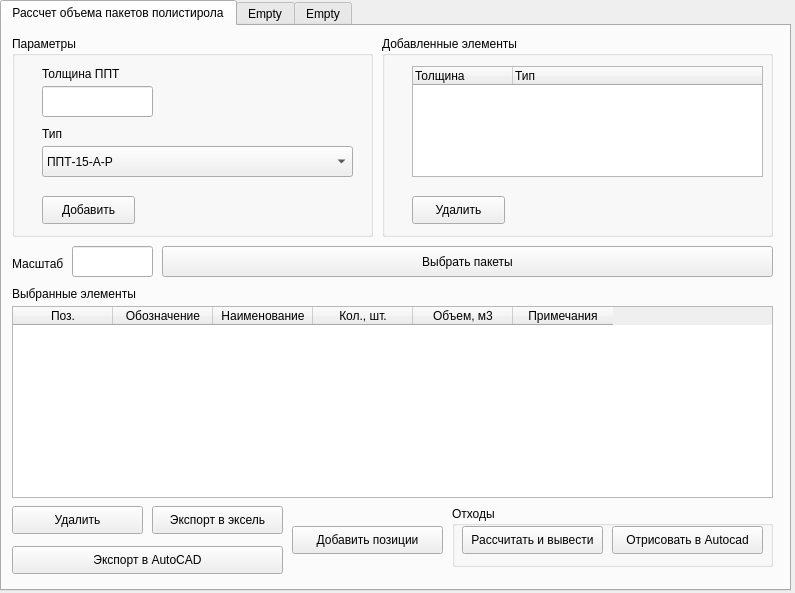
Before: the Qt Designer form ui/polystyrene.ui in skysharkk/gpolystyrene, drawn with Qt 5.
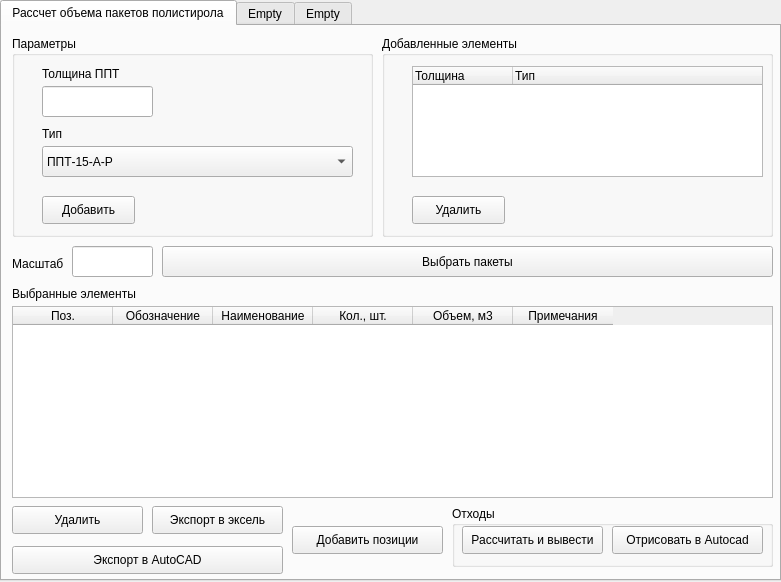
After: the same form once the commit is applied. Icons and pictures are not drawn.

```diff
--- a/ui/polystyrene.ui
+++ b/ui/polystyrene.ui
@@ -6,8 +6,8 @@
    <rect>
     <x>0</x>
     <y>0</y>
-    <width>795</width>
-    <height>593</height>
+    <width>781</width>
+    <height>582</height>
    </rect>
   </property>
   <property name="windowTitle">
@@ -17,15 +17,18 @@
    <iconset>
     <normaloff>assets/logo.png</normaloff>assets/logo.png</iconset>
   </property>
-  <widget class="QTabWidget" name="tabWidget">
+  <widget class="QWidget" name="verticalLayoutWidget">
    <property name="geometry">
     <rect>
      <x>0</x>
      <y>0</y>
-     <width>791</width>
-     <height>591</height>
+     <width>781</width>
+     <height>581</height>
     </rect>
    </property>
+   <layout class="QVBoxLayout" name="verticalLayout">
+    <item>
+     <widget class="QTabWidget" name="tabWidget">
    <property name="currentIndex">
     <number>0</number>
    </property>
@@ -394,6 +397,9 @@
      <string>Empty</string>
     </attribute>
    </widget>
+     </widget>
+    </item>
+   </layout>
   </widget>
  </widget>
  <resources/>
```
Lines whose indentation alone changed are shown as unchanged.
